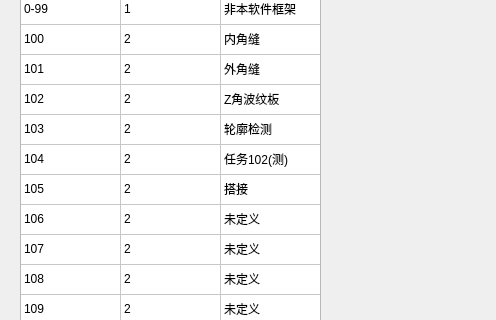
First picture: the form in showtasknumdlg.ui, repository qubo188612/qtmysunny, before the edit; both pictures show x 0 to 496 and y 88 to 408 of the 929 by 738 pixel window.
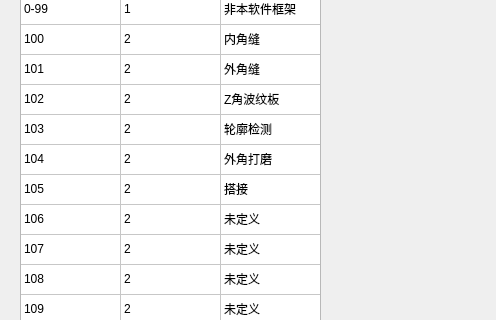
Second picture: the form after the edit.

The edit to the form file:
```diff
--- a/showtasknumdlg.ui
+++ b/showtasknumdlg.ui
@@ -200,7 +200,7 @@
    </item>
    <item row="5" column="2">
     <property name="text">
-     <string>任务102(测)</string>
+     <string>外角打磨</string>
     </property>
    </item>
    <item row="6" column="0">
```
